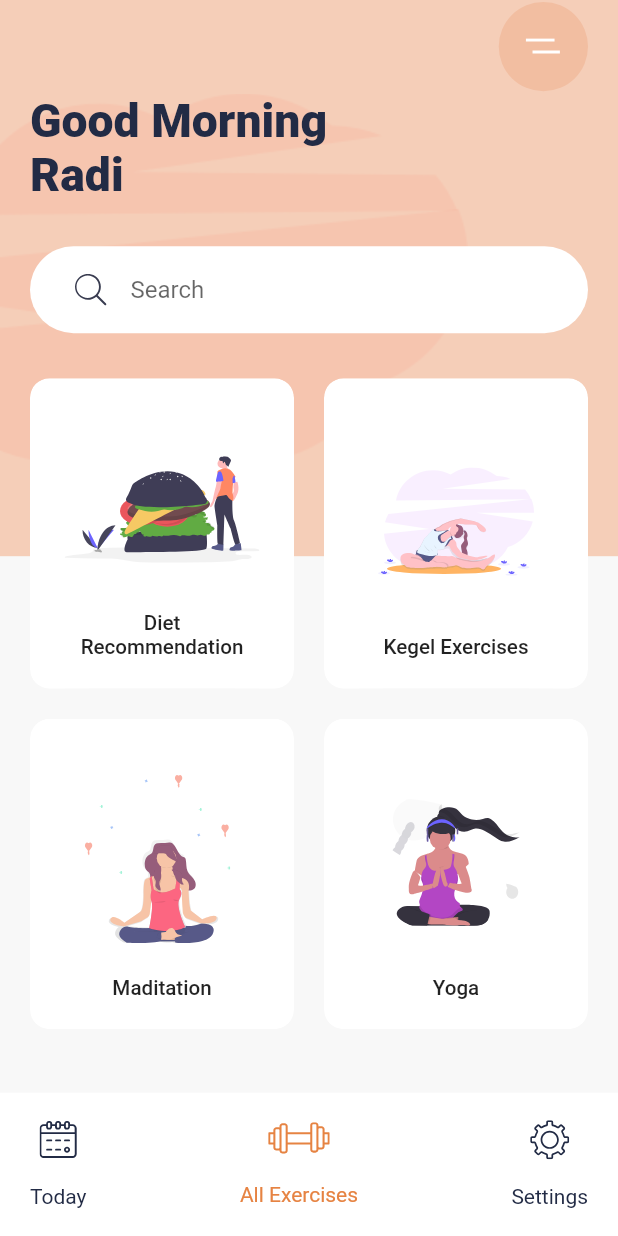
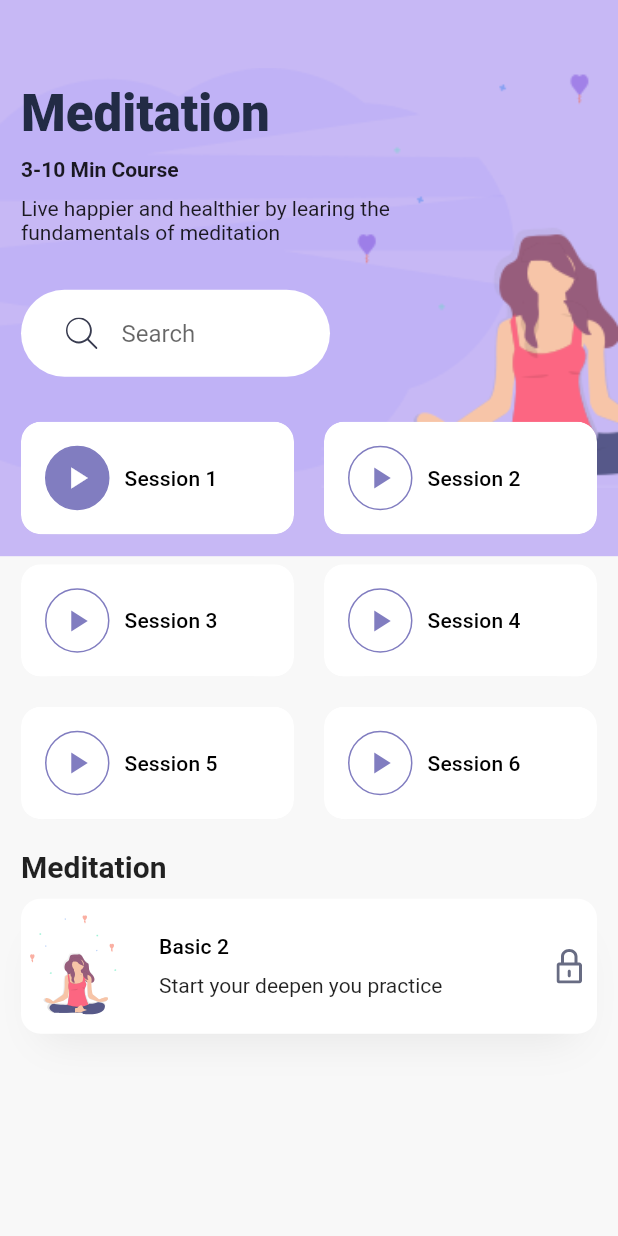
Before and after one commit to RadiRS/flutter-ui, a Flutter app: the screen it shows after launch, after a tap on "Diet Recommendation", on a phone screen of 412 x 824 dp. Run offline on Flutter 3.47's test engine with Material 2 defaults, Android fonts, the phone set to English and light mode, and no system bars; our stand-ins replace flutter_screenutil, flutter_svg.

Commit message:
Slicing ui detail screen

```diff
--- /dev/null
+++ b/lib/screens/detail_screen.dart
@@ -0,0 +1,216 @@
+import 'package:flutter/material.dart';
+import 'package:flutter_svg/flutter_svg.dart';
+import 'package:flutter_ui/constants.dart';
+import 'package:flutter_ui/widgets/search_bar.dart';
+
+class DetailScreen extends StatelessWidget {
+  const DetailScreen({Key? key}) : super(key: key);
+
+  @override
+  Widget build(BuildContext context) {
+    var size = MediaQuery.of(context).size;
+
+    return Scaffold(
+      body: Stack(children: [
+        Container(
+          height: size.height * .45,
+          decoration: BoxDecoration(
+            color: kBlueLightColor,
+            image: DecorationImage(
+              image: AssetImage('assets/images/meditation_bg.png'),
+              fit: BoxFit.fitWidth,
+            ),
+          ),
+        ),
+        SafeArea(
+          child: SingleChildScrollView(
+            child: Padding(
+              padding: const EdgeInsets.all(14.0),
+              child: Column(
+                crossAxisAlignment: CrossAxisAlignment.start,
+                children: [
+                  SizedBox(height: size.height * .05),
+                  Text(
+                    'Meditation',
+                    style: Theme.of(context)
+                        .textTheme
+                        .headline4
+                        ?.copyWith(fontWeight: FontWeight.w800),
+                  ),
+                  const SizedBox(height: 10),
+                  Text(
+                    '3-10 Min Course',
+                    style: TextStyle(fontWeight: FontWeight.bold),
+                  ),
+                  const SizedBox(height: 10),
+                  SizedBox(
+                    width: size.width * .6, // it just take 60% of total width
+                    child: Text(
+                      'Live happier and healthier by learing the fundamentals of meditation',
+                    ),
+                  ),
+                  SizedBox(
+                    width: size.width * .5,
+                    child: SearchBar(),
+                  ),
+                  Wrap(
+                    spacing: 20,
+                    runSpacing: 20,
+                    children: [
+                      SessionCard(
+                        seassionNum: 1,
+                        isDone: true,
+                        onPress: () {},
+                      ),
+                      SessionCard(
+                        seassionNum: 2,
+                        onPress: () {},
+                      ),
+                      SessionCard(
+                        seassionNum: 3,
+                        onPress: () {},
+                      ),
+                      SessionCard(
+                        seassionNum: 4,
+                        onPress: () {},
+                      ),
+                      SessionCard(
+                        seassionNum: 5,
+                        onPress: () {},
+                      ),
+                      SessionCard(
+                        seassionNum: 6,
+                        onPress: () {},
+                      ),
+                    ],
+                  ),
+                  const SizedBox(height: 20),
+                  Text(
+                    'Meditation',
+                    style: Theme.of(context)
+                        .textTheme
+                        .headline6
+                        ?.copyWith(fontWeight: FontWeight.bold),
+                  ),
+                  const SizedBox(height: 10),
+                  Container(
+                    height: 90,
+                    decoration: BoxDecoration(
+                      color: Colors.white,
+                      borderRadius: BorderRadius.circular(13),
+                      boxShadow: [
+                        BoxShadow(
+                          offset: Offset(0, 17),
+                          blurRadius: 23,
+                          spreadRadius: -13,
+                          color: kShadowColor,
+                        ),
+                      ],
+                    ),
+                    child: Row(
+                      children: [
+                        SvgPicture.asset(
+                          'assets/icons/Meditation_women_small.svg',
+                        ),
+                        SizedBox(width: 20),
+                        Expanded(
+                          child: Column(
+                            crossAxisAlignment: CrossAxisAlignment.start,
+                            mainAxisAlignment: MainAxisAlignment.center,
+                            children: [
+                              Text(
+                                'Basic 2',
+                                style: Theme.of(context).textTheme.subtitle2,
+                              ),
+                              const SizedBox(height: 10),
+                              Text('Start your deepen you practice'),
+                            ],
+                          ),
+                        ),
+                        Padding(
+                          padding: const EdgeInsets.all(10),
+                          child: SvgPicture.asset('assets/icons/Lock.svg'),
+                        ),
+                      ],
+                    ),
+                  ),
+                ],
+              ),
+            ),
+          ),
+        )
+      ]),
+    );
+  }
+}
+
+class SessionCard extends StatelessWidget {
+  final int seassionNum;
+  final bool isDone;
+  final void Function()? onPress;
+
+  const SessionCard({
+    Key? key,
+    required this.seassionNum,
+    this.isDone = false,
+    this.onPress,
+  }) : super(key: key);
+
+  @override
+  Widget build(BuildContext context) {
+    return LayoutBuilder(
+      builder: (context, constraint) {
+        return ClipRRect(
+          borderRadius: BorderRadius.circular(13.0),
+          child: Container(
+            // contraint.maxWdith provide us the available with for this widget
+            width: constraint.maxWidth / 2 - 10,
+            decoration: BoxDecoration(
+              color: Colors.white,
+              borderRadius: BorderRadius.circular(13.0),
+              boxShadow: [
+                BoxShadow(
+                  offset: Offset(0, 17),
+                  blurRadius: 13,
+                  spreadRadius: -13,
+                  color: kShadowColor,
+                )
+              ],
+            ),
+            child: Material(
+              color: Colors.transparent,
+              child: InkWell(
+                onTap: onPress,
+                child: Padding(
+                  padding: const EdgeInsets.all(16.0),
+                  child: Row(
+                    children: [
+                      Container(
+                        decoration: BoxDecoration(
+                          color: isDone ? kBlueColor : Colors.white,
+                          shape: BoxShape.circle,
+                          border: Border.all(color: kBlueColor),
+                        ),
+                        height: 43,
+                        width: 43,
+                        margin: EdgeInsets.only(right: 10),
+                        child: Icon(
+                          Icons.play_arrow,
+                          color: isDone ? Colors.white : kBlueColor,
+                        ),
+                      ),
+                      Text(
+                        'Session $seassionNum',
+                        style: Theme.of(context).textTheme.subtitle2,
+                      ),
+                    ],
+                  ),
+                ),
+              ),
+            ),
+          ),
+        );
+      },
+    );
+  }
+}
--- a/lib/screens/home_screen.dart
+++ b/lib/screens/home_screen.dart
@@ -1,8 +1,10 @@
 import 'package:flutter/material.dart';
 import 'package:flutter_screenutil/flutter_screenutil.dart';
 import 'package:flutter_svg/flutter_svg.dart';
+import 'package:flutter_ui/screens/detail_screen.dart';
 import 'package:flutter_ui/widgets/bottom_nav_bar.dart';
 import 'package:flutter_ui/widgets/category_card.dart';
+import 'package:flutter_ui/widgets/search_bar.dart';
 
 class HomeScreen extends StatelessWidget {
   const HomeScreen({Key? key}) : super(key: key);
@@ -43,8 +45,8 @@ class HomeScreen extends StatelessWidget {
                           fontSize: 27.sp,
                         ),
                   ),
-                  _buildSearchInput(),
-                  _buildCategoryMenu(),
+                  SearchBar(),
+                  _buildCategoryMenu(context),
                 ],
               ),
             ),
@@ -55,7 +57,7 @@ class HomeScreen extends StatelessWidget {
     );
   }
 
-  Expanded _buildCategoryMenu() {
+  Expanded _buildCategoryMenu(BuildContext context) {
     return Expanded(
       child: GridView.count(
         crossAxisCount: 2,
@@ -66,46 +68,52 @@ class HomeScreen extends StatelessWidget {
           CategoryCard(
             title: 'Diet Recommendation',
             imgSource: 'assets/icons/Hamburger.svg',
-            onPress: () {},
+            onPress: () {
+              Navigator.push(
+                context,
+                MaterialPageRoute(builder: (_) {
+                  return DetailScreen();
+                }),
+              );
+            },
           ),
           CategoryCard(
             title: 'Kegel Exercises',
             imgSource: 'assets/icons/Excrecises.svg',
-            onPress: () {},
+            onPress: () {
+              Navigator.push(
+                context,
+                MaterialPageRoute(builder: (_) {
+                  return DetailScreen();
+                }),
+              );
+            },
           ),
           CategoryCard(
             title: 'Maditation',
             imgSource: 'assets/icons/Meditation.svg',
-            onPress: () {},
+            onPress: () {
+              Navigator.push(
+                context,
+                MaterialPageRoute(builder: (_) {
+                  return DetailScreen();
+                }),
+              );
+            },
           ),
           CategoryCard(
             title: 'Yoga',
             imgSource: 'assets/icons/yoga.svg',
-            onPress: () {},
+            onPress: () {
+              Navigator.push(
+                context,
+                MaterialPageRoute(builder: (_) {
+                  return DetailScreen();
+                }),
+              );
+            },
           ),
         ],
-      ),
-    );
-  }
-
-  Container _buildSearchInput() {
-    return Container(
-      margin: EdgeInsets.symmetric(vertical: 30),
-      padding: EdgeInsets.symmetric(
-        horizontal: 30,
-        vertical: 5,
-      ),
-      decoration: BoxDecoration(
-        color: Colors.white,
-        borderRadius: BorderRadius.circular(29.5),
-      ),
-      child: TextField(
-        autocorrect: false,
-        decoration: InputDecoration(
-          hintText: 'Search',
-          icon: SvgPicture.asset('assets/icons/search.svg'),
-          border: InputBorder.none,
-        ),
       ),
     );
   }
--- /dev/null
+++ b/lib/widgets/search_bar.dart
@@ -0,0 +1,31 @@
+import 'package:flutter/material.dart';
+import 'package:flutter_svg/flutter_svg.dart';
+
+class SearchBar extends StatelessWidget {
+  const SearchBar({
+    Key? key,
+  }) : super(key: key);
+
+  @override
+  Widget build(BuildContext context) {
+    return Container(
+      margin: EdgeInsets.symmetric(vertical: 30),
+      padding: EdgeInsets.symmetric(
+        horizontal: 30,
+        vertical: 5,
+      ),
+      decoration: BoxDecoration(
+        color: Colors.white,
+        borderRadius: BorderRadius.circular(29.5),
+      ),
+      child: TextField(
+        autocorrect: false,
+        decoration: InputDecoration(
+          hintText: 'Search',
+          icon: SvgPicture.asset('assets/icons/search.svg'),
+          border: InputBorder.none,
+        ),
+      ),
+    );
+  }
+}
```
